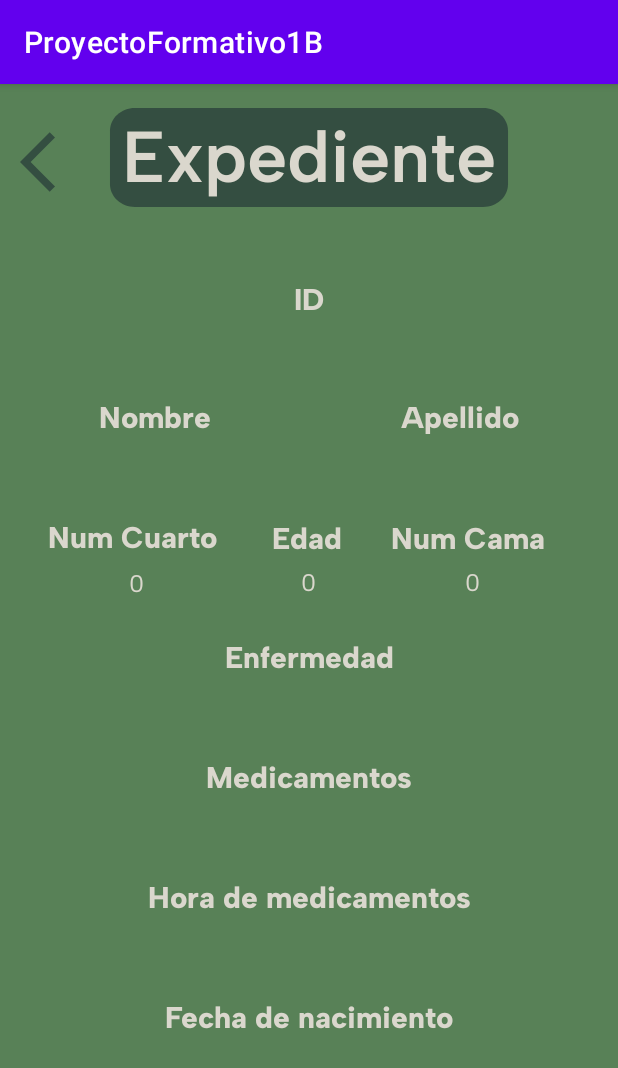
After one commit to Cholo0407/Proyecto-Formativo-1b, an Android app: the expediente screen opened directly, with no data from a screen before it, on a phone screen of 412 x 824 dp. The commit adds this screen. Shown: the top 1068 px of the screen. Run offline under Robolectric (Android 15) with nearby library versions, the phone set to English and light mode, and no system bars.

Commit message:
Expediente terminado

```diff
--- a/app/src/main/AndroidManifest.xml
+++ b/app/src/main/AndroidManifest.xml
@@ -14,6 +14,9 @@
         android:supportsRtl="true"
         android:theme="@style/Theme.ProyectoFormativo1B"
         tools:targetApi="31">
+        <activity
+            android:name=".expediente"
+            android:exported="false" />
         <activity
             android:name=".item_card"
             android:exported="false" />
@@ -32,7 +35,7 @@
         <activity
             android:name=".MainActivity"
             android:exported="true"
-            android:label="@string/app_name"></activity>
+            android:label="@string/app_name" />
 
         <meta-data
             android:name="preloaded_fonts"
--- a/app/src/main/java/alessandro/munoz/proyectoformativo1b/Register.kt
+++ b/app/src/main/java/alessandro/munoz/proyectoformativo1b/Register.kt
@@ -4,6 +4,7 @@ import Modelo.ClaseConexion
 import android.os.Bundle
 import android.widget.Button
 import android.widget.EditText
+import android.widget.ImageView
 import android.widget.Toast
 import androidx.activity.enableEdgeToEdge
 import androidx.appcompat.app.AppCompatActivity
@@ -30,6 +31,7 @@ class Register : AppCompatActivity() {
         val txtUsuario = findViewById<EditText>(R.id.txtUsuario)
         val txtContrasena = findViewById<EditText>(R.id.txtContrasena)
         val btnRegistrar = findViewById<Button>(R.id.btnRegister)
+        val imgBack = findViewById<ImageView>(R.id.imgBack1)
 
 
         btnRegistrar.setOnClickListener {
@@ -93,5 +95,9 @@ class Register : AppCompatActivity() {
 
         }
 
+        imgBack.setOnClickListener {
+            finish()
+        }
+
     }
 }
--- /dev/null
+++ b/app/src/main/java/alessandro/munoz/proyectoformativo1b/expediente.kt
@@ -0,0 +1,51 @@
+package alessandro.munoz.proyectoformativo1b
+
+import android.os.Bundle
+import android.widget.ImageView
+import android.widget.TextView
+import androidx.activity.enableEdgeToEdge
+import androidx.appcompat.app.AppCompatActivity
+import androidx.core.view.ViewCompat
+import androidx.core.view.WindowInsetsCompat
+
+class expediente : AppCompatActivity() {
+    override fun onCreate(savedInstanceState: Bundle?) {
+        super.onCreate(savedInstanceState)
+        enableEdgeToEdge()
+        setContentView(R.layout.activity_expediente)
+        ViewCompat.setOnApplyWindowInsetsListener(findViewById(R.id.main)) { v, insets ->
+            val systemBars = insets.getInsets(WindowInsetsCompat.Type.systemBars())
+            v.setPadding(systemBars.left, systemBars.top, systemBars.right, systemBars.bottom)
+            insets
+        }
+
+        val lblUUid = findViewById<TextView>(R.id.lblUUID)
+        val lblNombre = findViewById<TextView>(R.id.lblNombre)
+        val lblApellido = findViewById<TextView>(R.id.lblApellido)
+        val lblNumCuarto = findViewById<TextView>(R.id.lblNumCuarto)
+        val lblNumCama = findViewById<TextView>(R.id.lblNumCama)
+        val lblEdad = findViewById<TextView>(R.id.lblEdad)
+        val lblEnfermedad = findViewById<TextView>(R.id.lblEnfermedad)
+        val lblMedicamentos = findViewById<TextView>(R.id.lblMedicamentos)
+        val lblHoraMedicamentos = findViewById<TextView>(R.id.lblHoraMedicamentos)
+        val lblFechaNacimiento = findViewById<TextView>(R.id.lblFechaNacimiento)
+        val imgBack = findViewById<ImageView>(R.id.imgBack)
+
+        lblUUid.text = intent.getStringExtra("uuid_paciente")
+        lblNombre.text = intent.getStringExtra("nombre")
+        lblApellido.text = intent.getStringExtra("apellido")
+        lblNumCuarto.text = intent.getIntExtra("numero_Cuarto", 0).toString()
+        lblNumCama.text = intent.getIntExtra("numero_Cama", 0).toString()
+        lblEdad.text = intent.getIntExtra("edad", 0).toString()
+        lblEnfermedad.text = intent.getStringExtra("enfermedad")
+        lblMedicamentos.text = intent.getStringExtra("medicamentos")
+        lblHoraMedicamentos.text = intent.getStringExtra("hora_medicamentos")
+        lblFechaNacimiento.text = intent.getStringExtra("fecha_nacimiento")
+
+        imgBack.setOnClickListener {
+            finish()
+        }
+
+
+    }
+}
--- /dev/null
+++ b/app/src/main/res/drawable/baseline_arrow_back_ios_24.xml
@@ -0,0 +1,5 @@
+<vector xmlns:android="http://schemas.android.com/apk/res/android" android:autoMirrored="true" android:height="24dp" android:tint="#344E41" android:viewportHeight="24" android:viewportWidth="24" android:width="24dp">
+
+    <path android:fillColor="@android:color/white" android:pathData="M11.67,3.87L9.9,2.1 0,12l9.9,9.9 1.77,-1.77L3.54,12z"/>
+
+</vector>
--- /dev/null
+++ b/app/src/main/res/drawable/baseline_back.xml
@@ -0,0 +1,5 @@
+<vector xmlns:android="http://schemas.android.com/apk/res/android" android:autoMirrored="true" android:height="24dp" android:tint="#A3B18A" android:viewportHeight="24" android:viewportWidth="24" android:width="24dp">
+
+    <path android:fillColor="@android:color/white" android:pathData="M11.67,3.87L9.9,2.1 0,12l9.9,9.9 1.77,-1.77L3.54,12z"/>
+
+</vector>
--- /dev/null
+++ b/app/src/main/res/layout/activity_expediente.xml
@@ -0,0 +1,313 @@
+<?xml version="1.0" encoding="utf-8"?>
+<androidx.constraintlayout.widget.ConstraintLayout xmlns:android="http://schemas.android.com/apk/res/android"
+    xmlns:app="http://schemas.android.com/apk/res-auto"
+    xmlns:tools="http://schemas.android.com/tools"
+    android:id="@+id/main"
+    android:layout_width="match_parent"
+    android:layout_height="match_parent"
+    android:background="#588157"
+    tools:context=".expediente">
+
+    <View
+        android:id="@+id/view6"
+        android:layout_width="272dp"
+        android:layout_height="72dp"
+        android:layout_marginTop="16dp"
+        android:background="@drawable/fondo_txt"
+        app:layout_constraintEnd_toEndOf="parent"
+        app:layout_constraintStart_toStartOf="parent"
+        app:layout_constraintTop_toTopOf="parent" />
+
+    <TextView
+        android:id="@+id/textView17"
+        android:layout_width="wrap_content"
+        android:layout_height="wrap_content"
+        android:layout_marginStart="60dp"
+        android:layout_marginTop="54dp"
+        android:layout_marginEnd="60dp"
+        android:fontFamily="@font/albert_sans_extrabold_italic"
+        android:text="Nombre"
+        android:textColor="#DAD7CD"
+        android:textSize="20sp"
+        app:layout_constraintEnd_toStartOf="@+id/textView18"
+        app:layout_constraintStart_toStartOf="parent"
+        app:layout_constraintTop_toBottomOf="@+id/textView13" />
+
+    <TextView
+        android:id="@+id/textView18"
+        android:layout_width="wrap_content"
+        android:layout_height="wrap_content"
+        android:layout_marginStart="60dp"
+        android:layout_marginTop="54dp"
+        android:layout_marginEnd="60dp"
+        android:fontFamily="@font/albert_sans_extrabold_italic"
+        android:text="Apellido"
+        android:textColor="#DAD7CD"
+        android:textSize="20sp"
+        app:layout_constraintEnd_toEndOf="parent"
+        app:layout_constraintStart_toEndOf="@+id/textView17"
+        app:layout_constraintTop_toBottomOf="@+id/textView13" />
+
+    <TextView
+        android:id="@+id/textView19"
+        android:layout_width="wrap_content"
+        android:layout_height="wrap_content"
+        android:layout_marginTop="55dp"
+        android:fontFamily="@font/albert_sans_extrabold_italic"
+        android:text="Enfermedad"
+        android:textColor="#DAD7CD"
+        android:textSize="20sp"
+        app:layout_constraintEnd_toEndOf="parent"
+        app:layout_constraintStart_toStartOf="parent"
+        app:layout_constraintTop_toBottomOf="@+id/textView14" />
+
+    <TextView
+        android:id="@+id/textView20"
+        android:layout_width="wrap_content"
+        android:layout_height="wrap_content"
+        android:layout_marginTop="55dp"
+        android:fontFamily="@font/albert_sans_extrabold_italic"
+        android:text="Medicamentos"
+        android:textColor="#DAD7CD"
+        android:textSize="20sp"
+        app:layout_constraintEnd_toEndOf="parent"
+        app:layout_constraintStart_toStartOf="parent"
+        app:layout_constraintTop_toBottomOf="@+id/textView19" />
+
+    <TextView
+        android:id="@+id/textView21"
+        android:layout_width="wrap_content"
+        android:layout_height="wrap_content"
+        android:layout_marginTop="55dp"
+        android:fontFamily="@font/albert_sans_extrabold_italic"
+        android:text="Hora de medicamentos"
+        android:textColor="#DAD7CD"
+        android:textSize="20sp"
+        app:layout_constraintEnd_toEndOf="parent"
+        app:layout_constraintStart_toStartOf="parent"
+        app:layout_constraintTop_toBottomOf="@+id/textView20" />
+
+    <TextView
+        android:id="@+id/textView22"
+        android:layout_width="wrap_content"
+        android:layout_height="wrap_content"
+        android:layout_marginTop="55dp"
+        android:fontFamily="@font/albert_sans_extrabold_italic"
+        android:text="Fecha de nacimiento"
+        android:textColor="#DAD7CD"
+        android:textSize="20sp"
+        app:layout_constraintEnd_toEndOf="parent"
+        app:layout_constraintStart_toStartOf="parent"
+        app:layout_constraintTop_toBottomOf="@+id/textView21" />
+
+    <TextView
+        android:id="@+id/textView13"
+        android:layout_width="wrap_content"
+        android:layout_height="wrap_content"
+        android:layout_marginTop="43dp"
+        android:fontFamily="@font/albert_sans_extrabold_italic"
+        android:text="ID"
+        android:textColor="#DAD7CD"
+        android:textSize="20sp"
+        app:layout_constraintEnd_toEndOf="parent"
+        app:layout_constraintStart_toStartOf="parent"
+        app:layout_constraintTop_toBottomOf="@+id/view6" />
+
+    <TextView
+        android:id="@+id/textView12"
+        android:layout_width="wrap_content"
+        android:layout_height="wrap_content"
+        android:fontFamily="@font/albert_sans_semibold"
+        android:text="Expediente"
+        android:textColor="#DAD7CD"
+        android:textSize="48sp"
+        app:layout_constraintBottom_toBottomOf="@+id/view6"
+        app:layout_constraintEnd_toEndOf="@+id/view6"
+        app:layout_constraintStart_toStartOf="@+id/view6"
+        app:layout_constraintTop_toTopOf="@+id/view6"
+        app:layout_constraintVertical_bias="0.24000001" />
+
+    <ImageView
+        android:id="@+id/imgBack"
+        android:layout_width="48dp"
+        android:layout_height="52dp"
+        app:layout_constraintBottom_toBottomOf="@+id/view6"
+        app:layout_constraintEnd_toStartOf="@+id/view6"
+        app:layout_constraintHorizontal_bias="0.615"
+        app:layout_constraintStart_toStartOf="parent"
+        app:layout_constraintTop_toTopOf="@+id/view6"
+        app:srcCompat="@drawable/baseline_arrow_back_ios_24" />
+
+    <TextView
+        android:id="@+id/textView14"
+        android:layout_width="48dp"
+        android:layout_height="24dp"
+        android:layout_marginTop="56dp"
+        android:fontFamily="@font/albert_sans_extrabold_italic"
+        android:text="Edad"
+        android:textColor="#DAD7CD"
+        android:textSize="20sp"
+        app:layout_constraintEnd_toEndOf="parent"
+        app:layout_constraintHorizontal_bias="0.498"
+        app:layout_constraintStart_toStartOf="parent"
+        app:layout_constraintTop_toBottomOf="@+id/textView17" />
+
+    <TextView
+        android:id="@+id/textView15"
+        android:layout_width="118dp"
+        android:layout_height="25dp"
+        android:layout_marginEnd="31dp"
+        android:layout_weight="1"
+        android:fontFamily="@font/albert_sans_extrabold_italic"
+        android:text="Num Cuarto"
+        android:textColor="#DAD7CD"
+        android:textSize="20sp"
+        app:layout_constraintBottom_toBottomOf="@+id/textView14"
+        app:layout_constraintEnd_toStartOf="@+id/textView14"
+        app:layout_constraintTop_toTopOf="@+id/textView14" />
+
+    <TextView
+        android:id="@+id/textView16"
+        android:layout_width="108dp"
+        android:layout_height="24dp"
+        android:layout_marginStart="31dp"
+        android:layout_weight="1"
+        android:fontFamily="@font/albert_sans_extrabold_italic"
+        android:text="Num Cama"
+        android:textColor="#DAD7CD"
+        android:textSize="20sp"
+        app:layout_constraintBottom_toBottomOf="@+id/textView14"
+        app:layout_constraintStart_toEndOf="@+id/textView14"
+        app:layout_constraintTop_toTopOf="@+id/textView14" />
+
+    <TextView
+        android:id="@+id/lblUUID"
+        android:layout_width="wrap_content"
+        android:layout_height="wrap_content"
+        android:layout_marginTop="8dp"
+        android:fontFamily="@font/albert_sans"
+        android:text="TextView"
+        android:textColor="#DAD7CD"
+        android:textSize="16sp"
+        app:layout_constraintEnd_toEndOf="@+id/textView13"
+        app:layout_constraintStart_toStartOf="@+id/textView13"
+        app:layout_constraintTop_toBottomOf="@+id/textView13" />
+
+    <TextView
+        android:id="@+id/lblNombre"
+        android:layout_width="wrap_content"
+        android:layout_height="wrap_content"
+        android:layout_marginTop="8dp"
+        android:fontFamily="@font/albert_sans"
+        android:text="TextView"
+        android:textColor="#DAD7CD"
+        android:textSize="16sp"
+        app:layout_constraintEnd_toEndOf="@+id/textView17"
+        app:layout_constraintStart_toStartOf="@+id/textView17"
+        app:layout_constraintTop_toBottomOf="@+id/textView17" />
+
+    <TextView
+        android:id="@+id/lblApellido"
+        android:layout_width="wrap_content"
+        android:layout_height="wrap_content"
+        android:layout_marginTop="8dp"
+        android:fontFamily="@font/albert_sans"
+        android:text="TextView"
+        android:textColor="#DAD7CD"
+        android:textSize="16sp"
+        app:layout_constraintEnd_toEndOf="@+id/textView18"
+        app:layout_constraintStart_toStartOf="@+id/textView18"
+        app:layout_constraintTop_toBottomOf="@+id/textView18" />
+
+    <TextView
+        android:id="@+id/lblNumCuarto"
+        android:layout_width="wrap_content"
+        android:layout_height="wrap_content"
+        android:layout_marginTop="8dp"
+        android:fontFamily="@font/albert_sans"
+        android:text="TextView"
+        android:textColor="#DAD7CD"
+        android:textSize="16sp"
+        app:layout_constraintEnd_toEndOf="@+id/textView15"
+        app:layout_constraintStart_toStartOf="@+id/textView15"
+        app:layout_constraintTop_toBottomOf="@+id/textView15" />
+
+    <TextView
+        android:id="@+id/lblEdad"
+        android:layout_width="wrap_content"
+        android:layout_height="wrap_content"
+        android:layout_marginTop="8dp"
+        android:fontFamily="@font/albert_sans"
+        android:text="TextView"
+        android:textColor="#DAD7CD"
+        android:textSize="16sp"
+        app:layout_constraintEnd_toEndOf="@+id/textView14"
+        app:layout_constraintStart_toStartOf="@+id/textView14"
+        app:layout_constraintTop_toBottomOf="@+id/textView14" />
+
+    <TextView
+        android:id="@+id/lblNumCama"
+        android:layout_width="wrap_content"
+        android:layout_height="wrap_content"
+        android:layout_marginTop="8dp"
+        android:fontFamily="@font/albert_sans"
+        android:text="TextView"
+        android:textColor="#DAD7CD"
+        android:textSize="16sp"
+        app:layout_constraintEnd_toEndOf="@+id/textView16"
+        app:layout_constraintStart_toStartOf="@+id/textView16"
+        app:layout_constraintTop_toBottomOf="@+id/textView16" />
+
+    <TextView
+        android:id="@+id/lblMedicamentos"
+        android:layout_width="wrap_content"
+        android:layout_height="wrap_content"
+        android:layout_marginTop="8dp"
+        android:fontFamily="@font/albert_sans"
+        android:text="TextView"
+        android:textColor="#DAD7CD"
+        android:textSize="16sp"
+        app:layout_constraintEnd_toEndOf="@+id/textView20"
+        app:layout_constraintStart_toStartOf="@+id/textView20"
+        app:layout_constraintTop_toBottomOf="@+id/textView20" />
+
+    <TextView
+        android:id="@+id/lblHoraMedicamentos"
+        android:layout_width="wrap_content"
+        android:layout_height="wrap_content"
+        android:layout_marginTop="8dp"
+        android:fontFamily="@font/albert_sans"
+        android:text="TextView"
+        android:textColor="#DAD7CD"
+        android:textSize="16sp"
+        app:layout_constraintEnd_toEndOf="@+id/textView21"
+        app:layout_constraintStart_toStartOf="@+id/textView21"
+        app:layout_constraintTop_toBottomOf="@+id/textView21" />
+
+    <TextView
+        android:id="@+id/lblFechaNacimiento"
+        android:layout_width="wrap_content"
+        android:layout_height="wrap_content"
+        android:layout_marginTop="8dp"
+        android:fontFamily="@font/albert_sans"
+        android:text="TextView"
+        android:textColor="#DAD7CD"
+        android:textSize="16sp"
+        app:layout_constraintEnd_toEndOf="@+id/textView22"
+        app:layout_constraintStart_toStartOf="@+id/textView22"
+        app:layout_constraintTop_toBottomOf="@+id/textView22" />
+
+    <TextView
+        android:id="@+id/lblEnfermedad"
+        android:layout_width="wrap_content"
+        android:layout_height="wrap_content"
+        android:layout_marginTop="8dp"
+        android:fontFamily="@font/albert_sans"
+        android:text="TextView"
+        android:textColor="#DAD7CD"
+        android:textSize="16sp"
+        app:layout_constraintEnd_toEndOf="@+id/textView19"
+        app:layout_constraintStart_toStartOf="@+id/textView19"
+        app:layout_constraintTop_toBottomOf="@+id/textView19" />
+
+</androidx.constraintlayout.widget.ConstraintLayout>
--- a/app/src/main/res/layout/fragment_home.xml
+++ b/app/src/main/res/layout/fragment_home.xml
@@ -56,7 +56,7 @@
         app:layout_constraintTop_toTopOf="parent" />
 
     <TextView
-        android:id="@+id/textView4"
+        android:id="@+id/textView12"
         android:layout_width="wrap_content"
         android:layout_height="wrap_content"
         android:fontFamily="@font/albert_sans"
```
Also changed, not shown: app/src/main/java/RecyclerViewHelpers/Adaptador.kt (+26 -4 lines), app/src/main/res/layout/activity_register.xml (+14 -1 lines), app/src/main/res/layout/fragment_anadir_pacientes.xml (+121 -106 lines).
